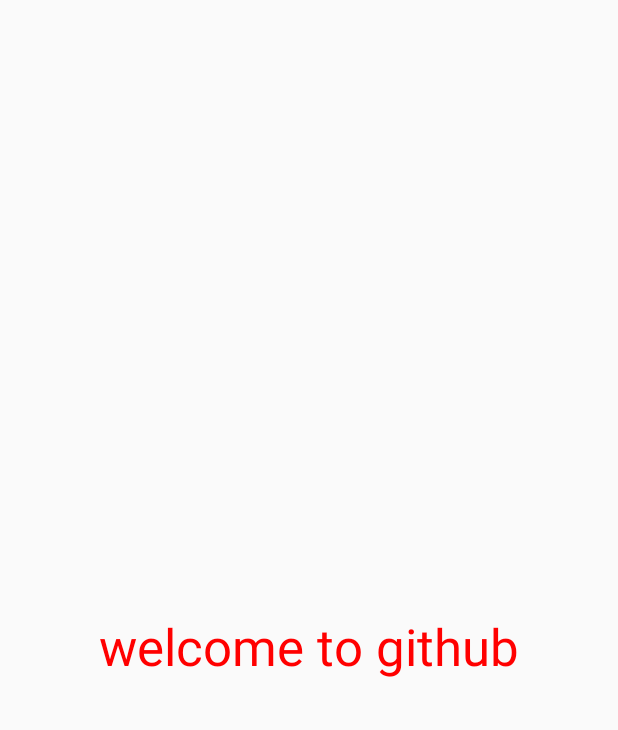
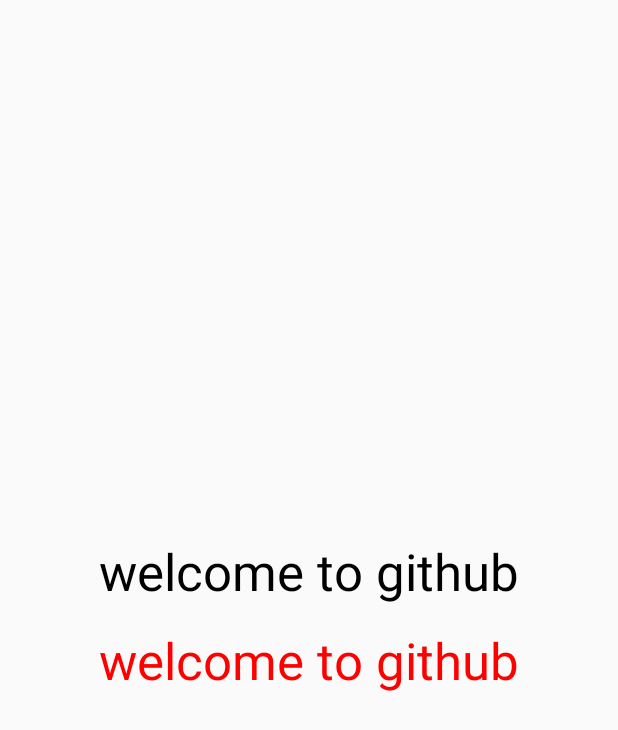
Before and after one commit to AmirDev15/compose_tutorial, an Android app built with Jetpack Compose: the screen it shows after launch (MainActivity), on a phone screen of 412 x 824 dp. Shown: the top 730 px of the screen. Run offline under Robolectric (Android 15) with nearby library versions, the phone set to English and light mode, and no system bars; our stand-ins replace constraintlayout-compose; Roboto replaces fonts that are not available here.

Commit message:
new data submitted from user 1

```diff
--- a/app/src/main/java/com/example/jetpack_compose/MainActivity.kt
+++ b/app/src/main/java/com/example/jetpack_compose/MainActivity.kt
@@ -203,26 +203,28 @@
         setContent {
 
             // DropdownMenu()
-            Row(
+            Column(
                 modifier = Modifier.fillMaxSize(),
-                horizontalArrangement = Arrangement.Center,
-                verticalAlignment = Alignment.CenterVertically
+                verticalArrangement = Arrangement.Center,
+                horizontalAlignment = Alignment.CenterHorizontally
 
             ) {
                 Box(
-                    modifier = Modifier
-                        .padding(top = 40.dp),
-
-
+                ) {
+                    Text(
+                        text = "welcome to github",
+                        fontSize = 34.sp,
+                        color = Color.Black,
+                    )
+                }
+                Spacer(modifier = Modifier.height(20.dp))
+                Box(
                 ) {
                     Text(
                         text = "welcome to github",
                         fontSize = 34.sp,
                         color = Color.Red,
-
                     )
-
-
                 }
             }
 
```
